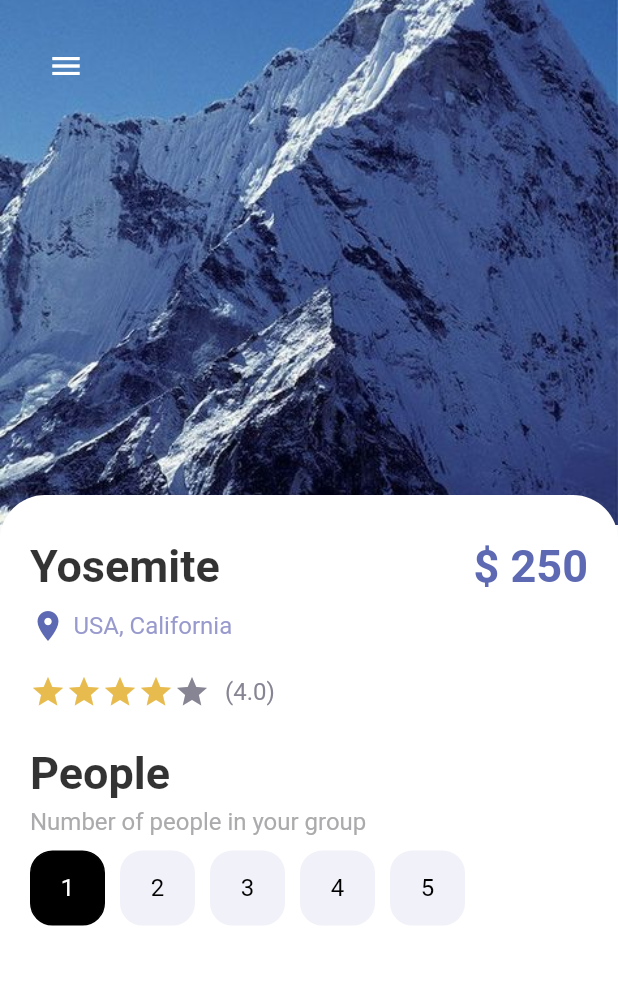
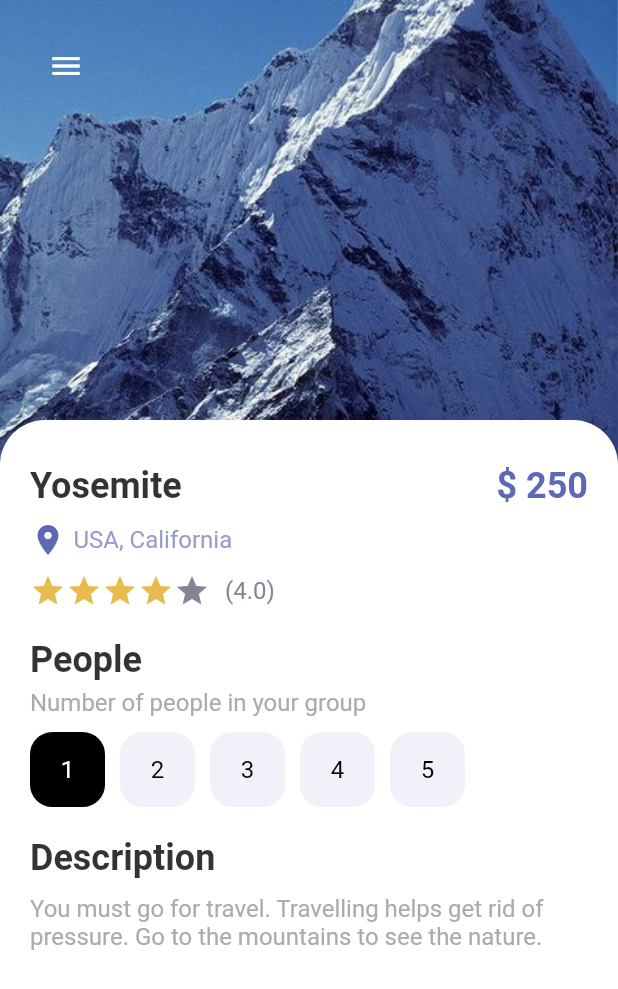
Before and after one commit to Bepo0328/travel_app, a Flutter app: the screen it shows after launch, on a phone screen of 412 x 824 dp. Shown: the top 989 px of the screen. Run offline on Flutter 3.47's test engine with Material 2 defaults, Android fonts, the phone set to English and light mode, and no system bars.

Commit message:
TravelApp: Detail Page - Description Section

```diff
--- a/lib/pages/detail_page.dart
+++ b/lib/pages/detail_page.dart
@@ -50,7 +50,7 @@ class _DetailPageState extends State<DetailPage> {
                 ),
               ),
               Positioned(
-                top: 330,
+                top: 280,
                 child: Container(
                   padding: const EdgeInsets.only(left: 20, right: 20, top: 30),
                   width: MediaQuery.of(context).size.width,
@@ -92,7 +92,7 @@ class _DetailPageState extends State<DetailPage> {
                           ),
                         ],
                       ),
-                      const SizedBox(height: 20),
+                      const SizedBox(height: 10),
                       Row(
                         children: [
                           Wrap(
@@ -112,7 +112,7 @@ class _DetailPageState extends State<DetailPage> {
                           ),
                         ],
                       ),
-                      const SizedBox(height: 25),
+                      const SizedBox(height: 20),
                       AppLargeText(
                         text: 'People',
                         color: Colors.black.withOpacity(0.8),
@@ -150,6 +150,17 @@ class _DetailPageState extends State<DetailPage> {
                           );
                         }),
                       ),
+                      const SizedBox(height: 20),
+                      AppLargeText(
+                        text: 'Description',
+                        color: Colors.black.withOpacity(0.8),
+                      ),
+                      const SizedBox(height: 10),
+                      const AppText(
+                        text:
+                            'You must go for travel. Travelling helps get rid of pressure. Go to the mountains to see the nature.',
+                        color: AppColors.mainTextColor,
+                      ),
                     ],
                   ),
                 ),
--- a/lib/widgets/app_buttons.dart
+++ b/lib/widgets/app_buttons.dart
@@ -39,7 +39,10 @@ class AppButtons extends StatelessWidget {
               child: AppText(text: text!, color: color),
             )
           : Center(
-              child: Icon(icon),
+              child: Icon(
+                icon,
+                color: color,
+              ),
             ),
     );
   }
--- a/lib/widgets/app_large_text.dart
+++ b/lib/widgets/app_large_text.dart
@@ -7,7 +7,7 @@ class AppLargeText extends StatelessWidget {
 
   const AppLargeText({
     Key? key,
-    this.size = 30,
+    this.size = 24,
     required this.text,
     this.color = Colors.black,
   }) : super(key: key);
```
